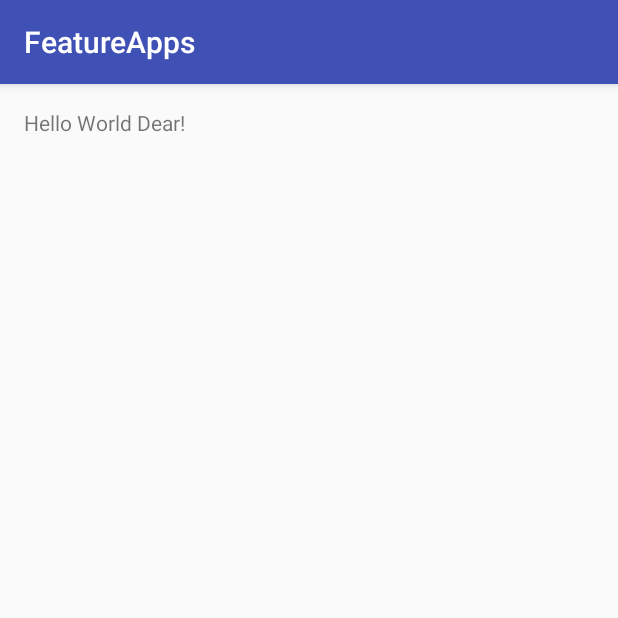
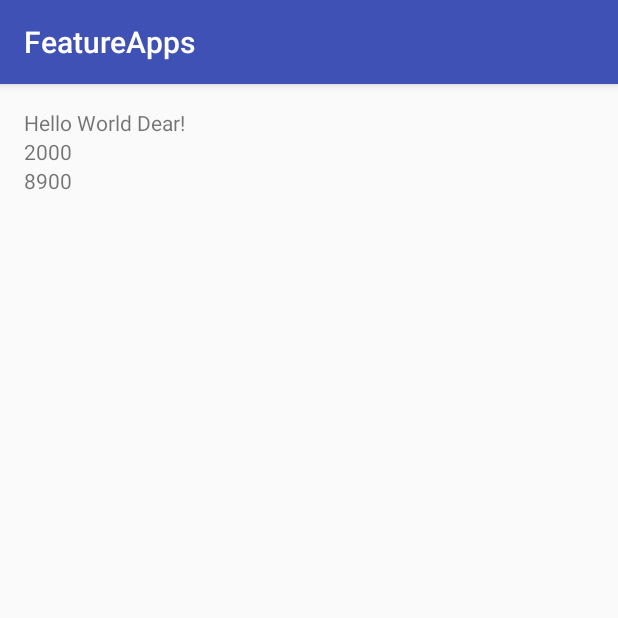
Before and after one commit to vishant-jaiswal/AndroidFeatures, an Android app: the screen it shows after launch (ActivityMain), on a phone screen of 412 x 824 dp, the top half of it. Run offline under Robolectric (Android 15) with nearby library versions, the phone set to English and light mode, and no system bars.

Commit message:
Location test as explained in android developer site(not working as intended)

```diff
--- a/FeatureApps/app/build.gradle
+++ b/FeatureApps/app/build.gradle
@@ -23,4 +23,5 @@ dependencies {
     compile fileTree(dir: 'libs', include: ['*.jar'])
     testCompile 'junit:junit:4.12'
     compile 'com.android.support:appcompat-v7:23.2.1'
+    compile 'com.google.android.gms:play-services:9.2.1'
 }
--- a/FeatureApps/app/src/main/AndroidManifest.xml
+++ b/FeatureApps/app/src/main/AndroidManifest.xml
@@ -1,6 +1,9 @@
 <?xml version="1.0" encoding="utf-8"?>
 <manifest xmlns:android="http://schemas.android.com/apk/res/android"
     package="com.coderchowki.featureapps">
+
+    <uses-permission android:name="android.permission.ACCESS_FINE_LOCATION" />
+    <uses-permission android:name="android.permission.INTERNET" />
 
     <application
         android:allowBackup="true"
--- a/FeatureApps/app/src/main/java/com/coderchowki/featureapps/ActivityMain.java
+++ b/FeatureApps/app/src/main/java/com/coderchowki/featureapps/ActivityMain.java
@@ -1,13 +1,84 @@
 package com.coderchowki.featureapps;
 
+import android.content.pm.PackageManager;
+import android.location.Location;
+import android.os.Bundle;
+import android.support.annotation.NonNull;
+import android.support.annotation.Nullable;
+import android.support.v4.app.ActivityCompat;
 import android.support.v7.app.AppCompatActivity;
-import android.os.Bundle;
+import android.widget.TextView;
 
-public class ActivityMain extends AppCompatActivity {
+import com.google.android.gms.common.ConnectionResult;
+import com.google.android.gms.common.api.GoogleApiClient;
+import com.google.android.gms.location.LocationServices;
+
+public class ActivityMain extends AppCompatActivity implements GoogleApiClient.ConnectionCallbacks, GoogleApiClient.OnConnectionFailedListener {
+
+    GoogleApiClient mGoogleApiClient;
+    private Location mLastLocation;
+    private TextView mLatitudeText;
+    private TextView mLongitudeText;
 
     @Override
     protected void onCreate(Bundle savedInstanceState) {
         super.onCreate(savedInstanceState);
         setContentView(R.layout.activity_main);
+        mLatitudeText = (TextView) findViewById(R.id.tv_latitude);
+        mLongitudeText = (TextView) findViewById(R.id.tv_longitude);
+
+
+        // Create an instance of GoogleAPIClient.
+        if (mGoogleApiClient == null) {
+            mGoogleApiClient = new GoogleApiClient.Builder(this)
+                    .addConnectionCallbacks(this)
+                    .addOnConnectionFailedListener(this)
+                    .addApi(LocationServices.API)
+                    .build();
+        }
+    }
+
+    @Override
+    protected void onStart() {
+        super.onStart();
+        mGoogleApiClient.connect();
+    }
+
+    @Override
+    protected void onStop() {
+        super.onStop();
+        mGoogleApiClient.disconnect();
+    }
+
+    @Override
+    public void onConnected(@Nullable Bundle bundle) {
+
+        if (ActivityCompat.checkSelfPermission(this, android.Manifest.permission.ACCESS_FINE_LOCATION) != PackageManager.PERMISSION_GRANTED && ActivityCompat.checkSelfPermission(this, android.Manifest.permission.ACCESS_COARSE_LOCATION) != PackageManager.PERMISSION_GRANTED) {
+            // TODO: Consider calling
+            //    ActivityCompat#requestPermissions
+            // here to request the missing permissions, and then overriding
+            //   public void onRequestPermissionsResult(int requestCode, String[] permissions,
+            //                                          int[] grantResults)
+            // to handle the case where the user grants the permission. See the documentation
+            // for ActivityCompat#requestPermissions for more details.
+            return;
+        }
+        mLastLocation = LocationServices.FusedLocationApi.getLastLocation(
+                mGoogleApiClient);
+        if (mLastLocation != null) {
+            mLatitudeText.setText(String.valueOf(mLastLocation.getLatitude()));
+            mLongitudeText.setText(String.valueOf(mLastLocation.getLongitude()));
+        }
+
+    }
+
+    @Override
+    public void onConnectionSuspended(int i) {
+
+    }
+
+    @Override
+    public void onConnectionFailed(@NonNull ConnectionResult connectionResult) {
+
     }
 }
--- a/FeatureApps/app/src/main/res/layout/activity_main.xml
+++ b/FeatureApps/app/src/main/res/layout/activity_main.xml
@@ -1,5 +1,5 @@
 <?xml version="1.0" encoding="utf-8"?>
-<RelativeLayout xmlns:android="http://schemas.android.com/apk/res/android"
+<LinearLayout xmlns:android="http://schemas.android.com/apk/res/android"
     xmlns:tools="http://schemas.android.com/tools"
     android:layout_width="match_parent"
     android:layout_height="match_parent"
@@ -7,10 +7,23 @@
     android:paddingLeft="@dimen/activity_horizontal_margin"
     android:paddingRight="@dimen/activity_horizontal_margin"
     android:paddingTop="@dimen/activity_vertical_margin"
-    tools:context="com.coderchowki.featureapps.ActivityMain">
+    tools:context="com.coderchowki.featureapps.ActivityMain"
+    android:orientation="vertical">
 
     <TextView
         android:layout_width="wrap_content"
         android:layout_height="wrap_content"
         android:text="Hello World Dear!" />
-</RelativeLayout>
+    <TextView
+        android:id="@+id/tv_latitude"
+        android:layout_width="match_parent"
+        android:layout_height="wrap_content"
+        android:text="2000"/>
+
+    <TextView
+        android:id="@+id/tv_longitude"
+        android:layout_width="match_parent"
+        android:layout_height="wrap_content"
+        android:text="8900"/>
+
+</LinearLayout>
```
